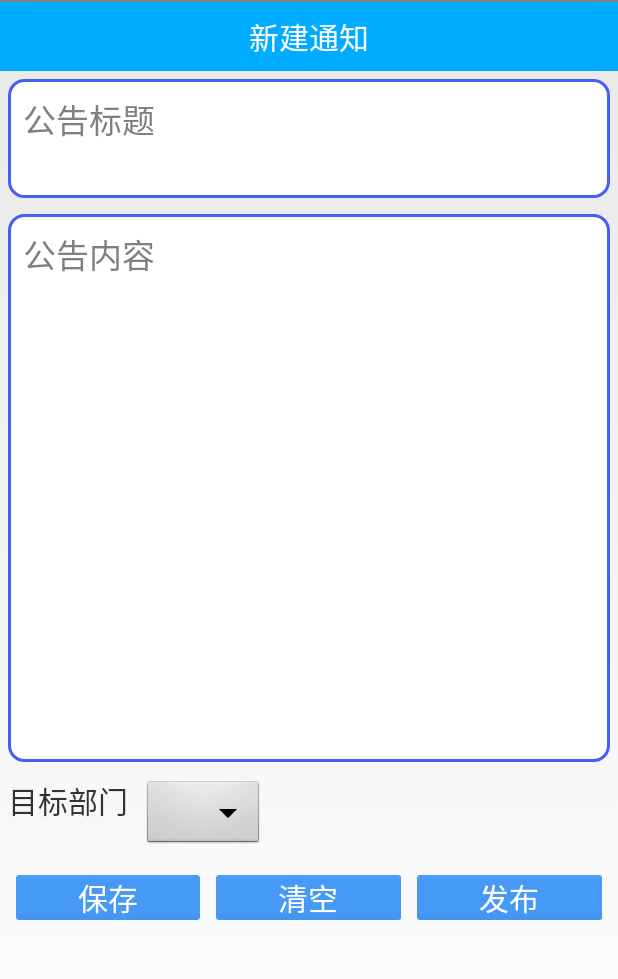
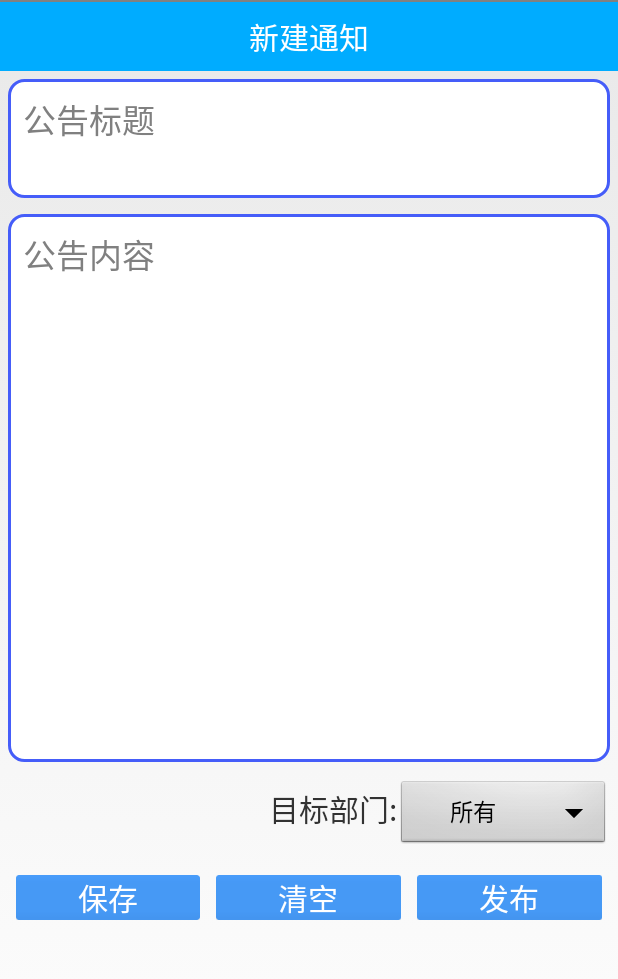
Before and after one commit to a5778874/HaoOA, an Android app: the AddNotifyActivity screen opened directly, with no data from a screen before it, on a phone screen of 412 x 824 dp, the part 36-1015 px from its top. Run offline under Robolectric (Android 15) with nearby library versions, the phone set to English and light mode, and no system bars; libraries missing offline, so code that uses them is left out: cn.bmob.v3.

Commit message:
新建公告新增部门选择

```diff
--- a/app/src/main/java/zzh/com/haooa/activity/notify/AddNotifyActivity.java
+++ b/app/src/main/java/zzh/com/haooa/activity/notify/AddNotifyActivity.java
@@ -4,15 +4,24 @@ package zzh.com.haooa.activity.notify;
 import android.app.Activity;
 import android.content.Intent;
 import android.os.Bundle;
-import android.os.PersistableBundle;
 import android.support.annotation.Nullable;
 import android.text.TextUtils;
 import android.util.Log;
 import android.view.View;
+import android.widget.AdapterView;
+import android.widget.ArrayAdapter;
 import android.widget.Button;
 import android.widget.EditText;
+import android.widget.Spinner;
 
 import com.hyphenate.chat.EMClient;
+
+import java.util.ArrayList;
+import java.util.HashMap;
+import java.util.LinkedHashMap;
+import java.util.List;
+import java.util.Map;
+import java.util.Set;
 
 import cn.bmob.v3.exception.BmobException;
 import cn.bmob.v3.listener.SaveListener;
@@ -20,7 +29,6 @@ import cn.bmob.v3.listener.UpdateListener;
 import zzh.com.haooa.R;
 import zzh.com.haooa.Utils.ThreadPoolUtils;
 import zzh.com.haooa.Utils.ToastUtils;
-import zzh.com.haooa.activity.newsActivity.AddNewsActivity;
 import zzh.com.haooa.bmob.bean.Notify;
 import zzh.com.haooa.bmob.bean.news;
 
@@ -31,6 +39,7 @@ import zzh.com.haooa.bmob.bean.news;
 public class AddNotifyActivity extends Activity implements View.OnClickListener {
     private EditText et_notify_title, et_notify_text;
     private Button bt_save_notify, bt_public_notify, bt_clear_notify;
+    private Spinner mySpinner;
     private boolean isEdit = true;
 
     public static final int STATUS_EDIT_NOTIFY = 300;  //编辑状态
@@ -38,13 +47,56 @@ public class AddNotifyActivity extends Activity implements View.OnClickListener
     private int editStatus = STATUS_ADD_NOTIFY;//编辑新闻的状态，新建状态还是编辑状态。
 
     private Notify NotifyDetails;//传递过来的新闻信息
+    private String selectDepertmentID="0";  //下拉框默认选择id
+
+
+    Map<String, String> departmentMap = new LinkedHashMap<>();
+
 
     @Override
     protected void onCreate(@Nullable Bundle savedInstanceState) {
         super.onCreate(savedInstanceState);
         setContentView(R.layout.activity_addnotify);
+
+        initDepartmentList();
         initView();
         initData();
+    }
+
+    private void initDepartmentList() {
+        departmentMap.put("所有", "0");
+        departmentMap.put("开发部", "1001");
+        departmentMap.put("后勤部", "1002");
+        departmentMap.put("人力资源部","1003");
+        departmentMap.put("财务部", "1004");
+        departmentMap.put("管理者", "1005");
+    }
+
+
+    private void initView() {
+        et_notify_title = findViewById(R.id.et_addnotifytitle);
+        et_notify_text = findViewById(R.id.et_addnotifytext);
+        bt_save_notify = findViewById(R.id.bt_save_notify);
+        bt_public_notify = findViewById(R.id.bt_clear_notify);
+        bt_clear_notify = findViewById(R.id.bt_publishnotify);
+        mySpinner = findViewById(R.id.spinner_addnotify);
+        Set<String> departmentNameSet = departmentMap.keySet();
+        final List<String> departmentNameList = new ArrayList<>(departmentNameSet);
+        ArrayAdapter<String> adapter=new ArrayAdapter<String>(this, android.R.layout.simple_spinner_item,departmentNameList);
+        adapter.setDropDownViewResource(android.R.layout.simple_spinner_dropdown_item);
+        mySpinner.setAdapter(adapter);
+        mySpinner.setOnItemSelectedListener(new AdapterView.OnItemSelectedListener() {
+            @Override
+            public void onItemSelected(AdapterView<?> parent, View view, int position, long id) {
+                selectDepertmentID=departmentMap.get(departmentNameList.get(position));
+
+            }
+
+            @Override
+            public void onNothingSelected(AdapterView<?> parent) {
+
+            }
+        });
     }
 
     private void initData() {
@@ -59,14 +111,6 @@ public class AddNotifyActivity extends Activity implements View.OnClickListener
         } else {
 
         }
-    }
-
-    private void initView() {
-        et_notify_title = findViewById(R.id.et_addnotifytitle);
-        et_notify_text = findViewById(R.id.et_addnotifytext);
-        bt_save_notify = findViewById(R.id.bt_save_notify);
-        bt_public_notify = findViewById(R.id.bt_clear_notify);
-        bt_clear_notify = findViewById(R.id.bt_publishnotify);
     }
 
     @Override
@@ -103,6 +147,8 @@ public class AddNotifyActivity extends Activity implements View.OnClickListener
                         Notify notify = new Notify();
                         notify.setNotify_title(title);
                         notify.setNotify_text(text);
+                        notify.setDepartmentID(selectDepertmentID);
+                        notify.setAuthor(author);
                         notify.update(NotifyDetails.getObjectId(), new UpdateListener() {
                             @Override
                             public void done(BmobException e) {
--- a/app/src/main/res/layout/activity_addnotify.xml
+++ b/app/src/main/res/layout/activity_addnotify.xml
@@ -51,20 +51,19 @@
                 android:layout_width="match_parent"
                 android:layout_height="wrap_content"
                 android:layout_margin="5dp"
+                android:gravity="end"
                 android:orientation="horizontal">
 
                 <TextView
                     android:layout_width="wrap_content"
                     android:layout_height="wrap_content"
-                    android:text="目标部门"
+                    android:text="目标部门:"
                     android:textSize="20sp" />
 
                 <Spinner
+                    android:id="@+id/spinner_addnotify"
                     android:layout_width="wrap_content"
-                    android:layout_height="wrap_content"
-
-
-                    android:layout_marginStart="10dp"></Spinner>
+                    android:layout_height="wrap_content" />
             </LinearLayout>
 
             <LinearLayout
```
Also changed, not shown: 23 other files.
